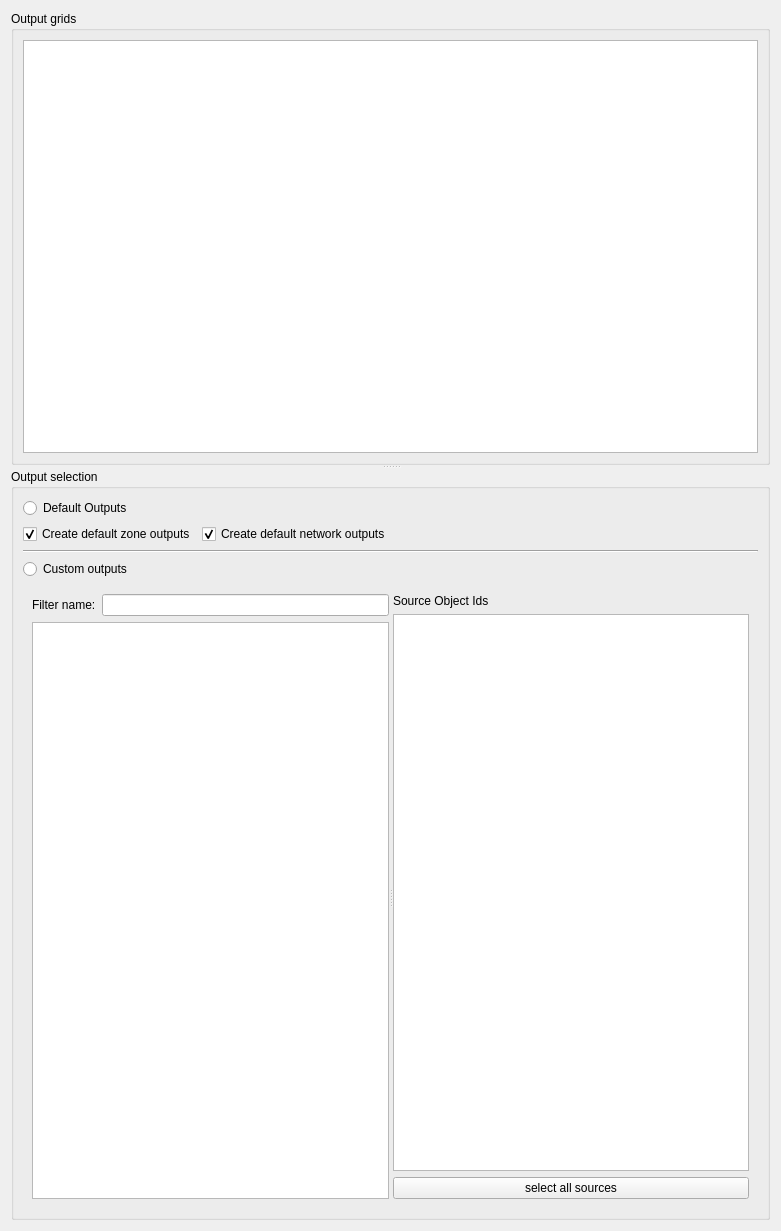
ghorwin/SIM-VICUS, file SIM-VICUS/src/SVSimulationOutputOptions.ui: the form before one commit.
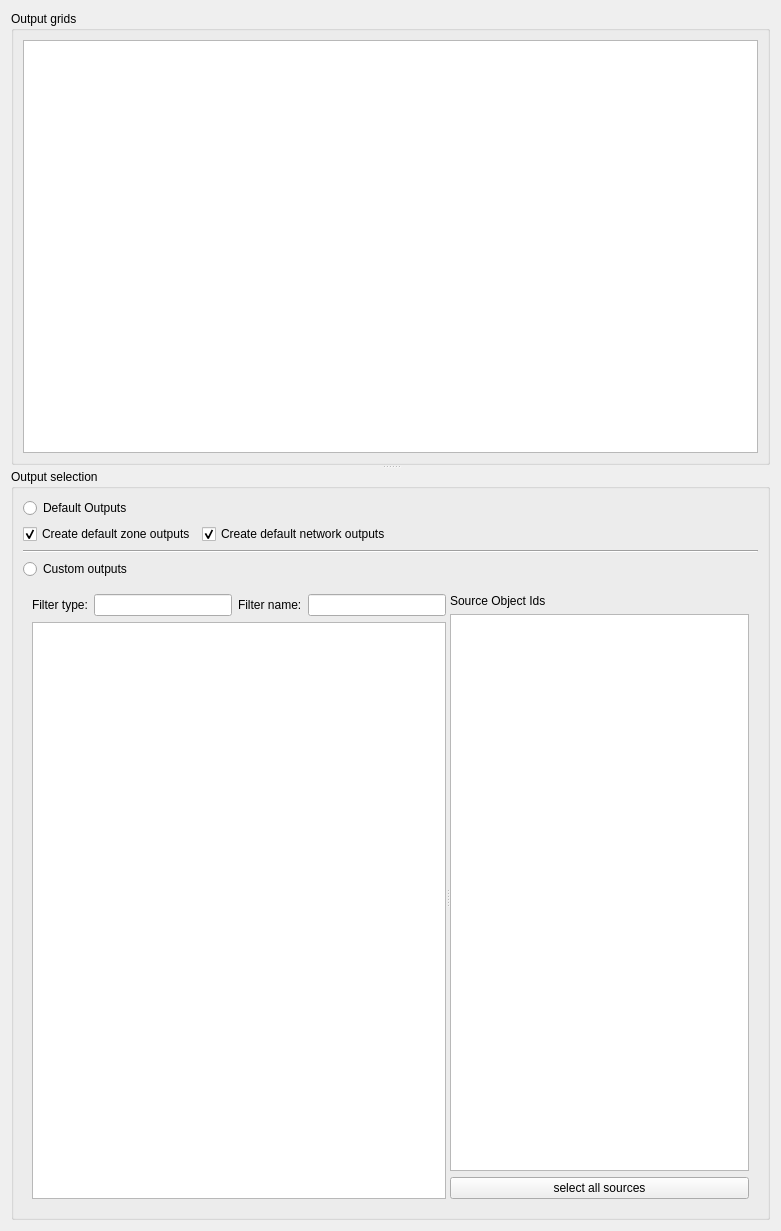
The form after the commit.

The edit to the form file:
```diff
--- a/SIM-VICUS/src/SVSimulationOutputOptions.ui
+++ b/SIM-VICUS/src/SVSimulationOutputOptions.ui
@@ -102,14 +102,24 @@
               <item row="0" column="0">
                <widget class="QLabel" name="label">
                 <property name="text">
-                 <string>Filter name:</string>
+                 <string>Filter type:</string>
                 </property>
                </widget>
               </item>
               <item row="0" column="1">
                <widget class="QLineEdit" name="lineEdit"/>
               </item>
-              <item row="1" column="0" colspan="2">
+              <item row="0" column="2">
+               <widget class="QLabel" name="label_3">
+                <property name="text">
+                 <string>Filter name:</string>
+                </property>
+               </widget>
+              </item>
+              <item row="0" column="3">
+               <widget class="QLineEdit" name="lineEditName"/>
+              </item>
+              <item row="1" column="0" colspan="4">
                <widget class="QTableView" name="tableViewOutputList"/>
               </item>
              </layout>
```
Left out of the diff: 4 changed lines with no effect on the pictures.
